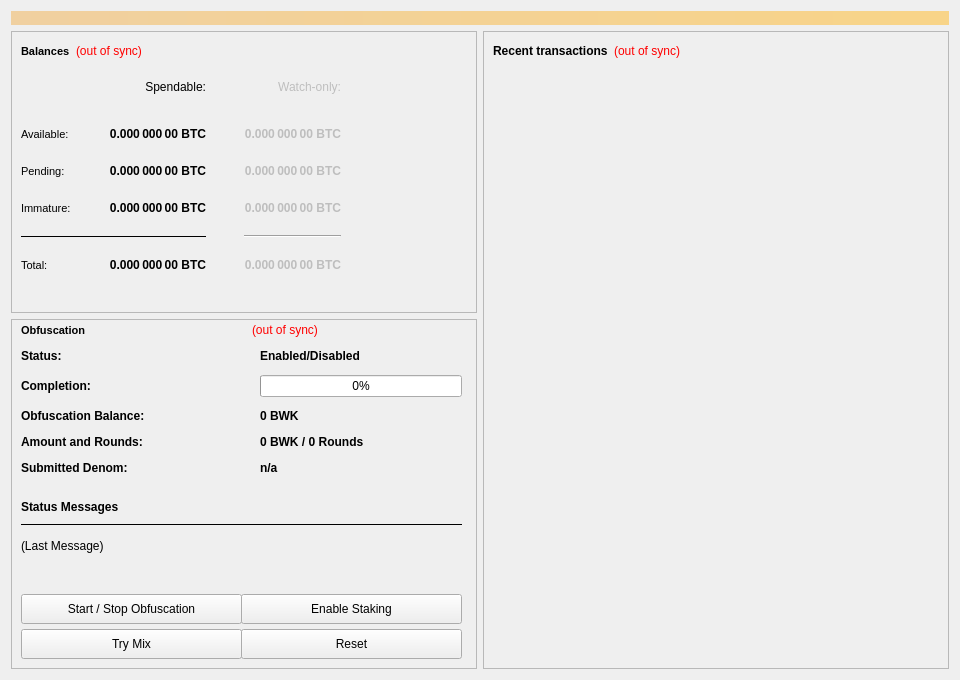
Above: src/qt/forms/overviewpage.ui from SHTDJ/Bulwark before the change. Below: the same form after it.
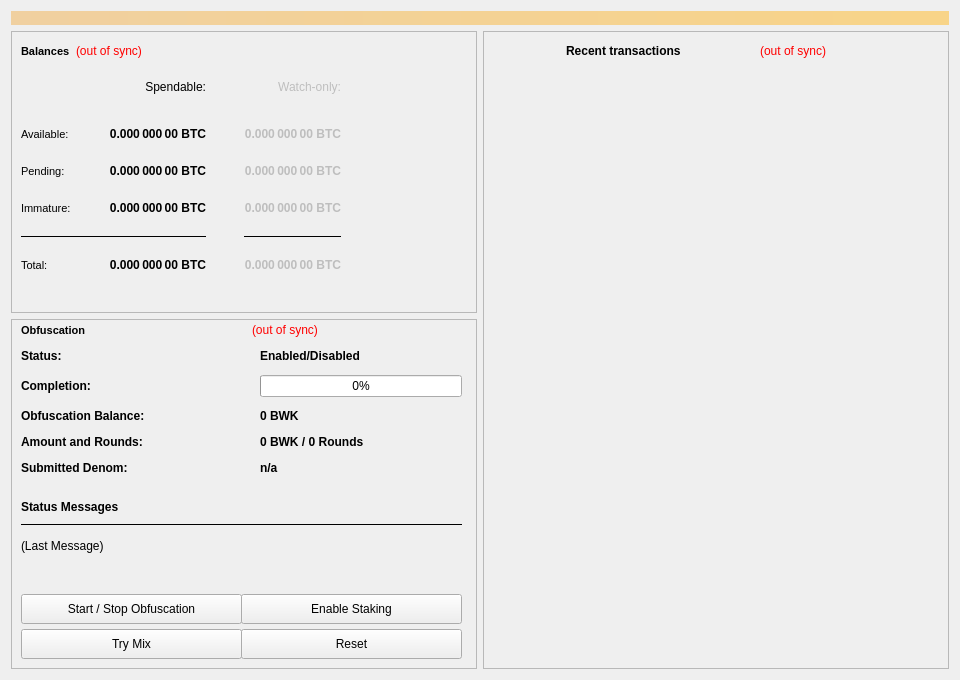
That is the form after the change.

The edit to the form file:
```diff
--- a/src/qt/forms/overviewpage.ui
+++ b/src/qt/forms/overviewpage.ui
@@ -449,6 +449,9 @@
             </item>
             <item row="5" column="2">
              <widget class="Line" name="lineWatchOnlyBalance">
+              <property name="frameShadow">
+               <enum>QFrame::Plain</enum>
+              </property>
               <property name="orientation">
                <enum>Qt::Horizontal</enum>
               </property>
@@ -1340,6 +1343,12 @@
            <layout class="QHBoxLayout" name="horizontalLayout_2">
             <item>
              <widget class="QLabel" name="RecentTitle">
+              <property name="sizePolicy">
+               <sizepolicy hsizetype="Maximum" vsizetype="Preferred">
+                <horstretch>0</horstretch>
+                <verstretch>0</verstretch>
+               </sizepolicy>
+              </property>
               <property name="font">
                <font>
                 <weight>75</weight>
@@ -1353,6 +1362,12 @@
             </item>
             <item>
              <widget class="QLabel" name="labelTransactionsStatus">
+              <property name="sizePolicy">
+               <sizepolicy hsizetype="Maximum" vsizetype="Preferred">
+                <horstretch>0</horstretch>
+                <verstretch>0</verstretch>
+               </sizepolicy>
+              </property>
               <property name="cursor">
                <cursorShape>WhatsThisCursor</cursorShape>
               </property>
@@ -1375,6 +1390,9 @@
               <property name="orientation">
                <enum>Qt::Horizontal</enum>
               </property>
+              <property name="sizeType">
+               <enum>QSizePolicy::Minimum</enum>
+              </property>
               <property name="sizeHint" stdset="0">
                <size>
                 <width>40</width>
```
